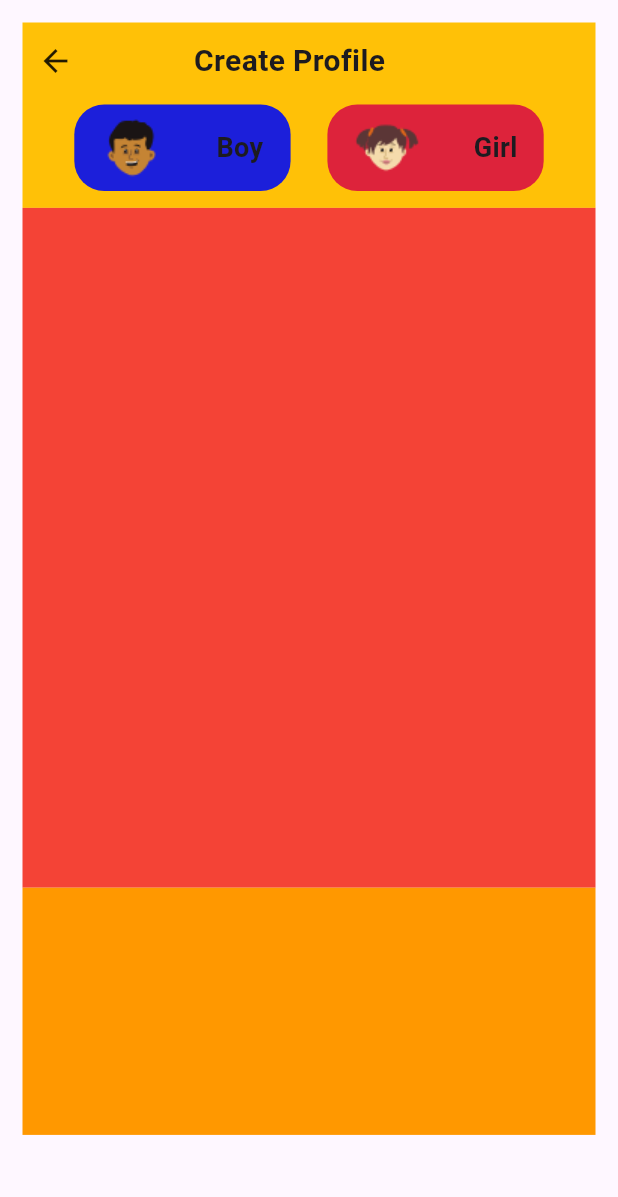
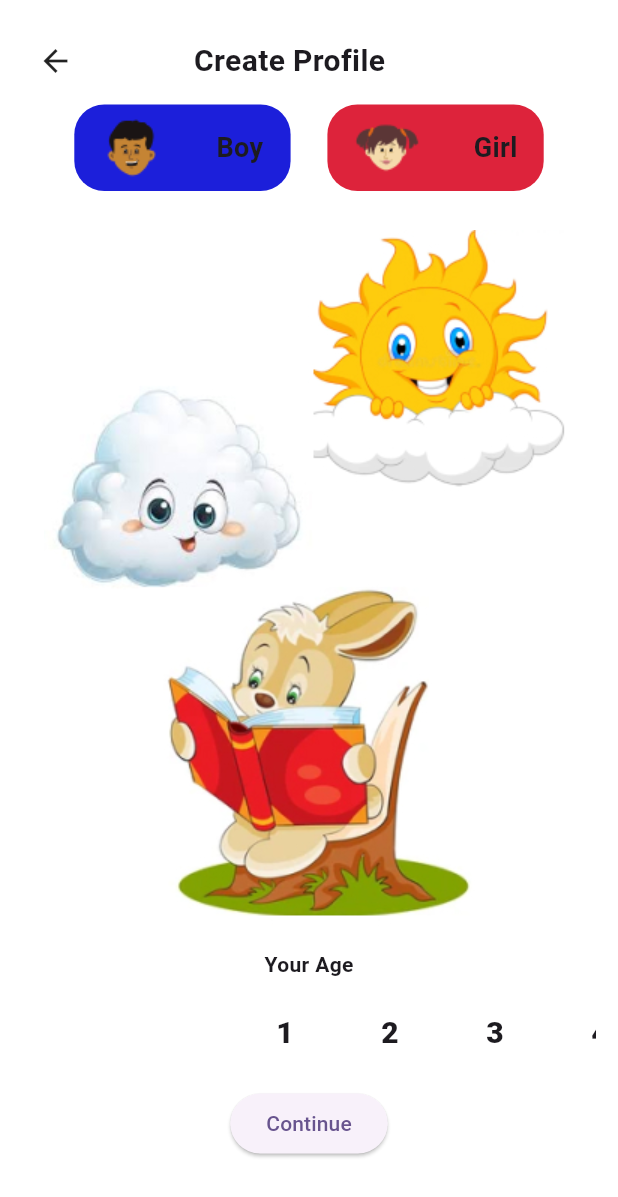
Before and after one commit to Prostorm11/brain_kid, a Flutter app: the screen it shows after launch, on a phone screen of 412 x 824 dp. Shown: the top 1197 px of the screen. Run offline on Flutter 3.47's test engine with Material 3 defaults, Android fonts, the phone set to English and light mode, and no system bars.

Commit message:
update2(ages_scroll_done)

```diff
--- a/lib/ProfileCreate/profile_screen.dart
+++ b/lib/ProfileCreate/profile_screen.dart
@@ -8,11 +8,39 @@ class ProfileScreen extends StatefulWidget {
 }
 
 class _ProfileScreenState extends State<ProfileScreen> {
+  final ScrollController _scrollController = ScrollController();
+  late int _middleIndex = -1;
+  List<String> ages = ["", "", "1", "2", "3", "4", "5", "6", "", ""];
+
+  @override
+  void initState() {
+    _scrollController.addListener(setColor);
+    super.initState();
+  }
+
+  void setColor() {
+    double scrollCenter =
+        _scrollController.offset + MediaQuery.of(context).size.width / 2;
+
+    for (int i = 0; i < ages.length; i++) {
+      double itemStart = i * 75;
+      double itemEnd = itemStart + 60;
+
+      if (scrollCenter >= itemStart && scrollCenter <= itemEnd) {
+        setState(() {
+          _middleIndex = i;
+        });
+        break;
+      }
+    }
+  }
+
   @override
   Widget build(BuildContext context) {
     double height = MediaQuery.of(context).size.height;
     double width = MediaQuery.of(context).size.width;
     return Scaffold(
+      backgroundColor: Colors.white,
       body: SafeArea(
         child: SizedBox(
           width: double.infinity,
@@ -21,11 +49,10 @@ class _ProfileScreenState extends State<ProfileScreen> {
             padding: const EdgeInsets.all(15),
             child: Column(
               children: [
-                Container(
-                  color: Colors.amber,
+                SizedBox(
                   height: height * 0.15,
                   child: Padding(
-                    padding: EdgeInsets.fromLTRB(10, 4, 10, 4),
+                    padding: const EdgeInsets.fromLTRB(10, 4, 10, 4),
                     child: Column(
                       mainAxisAlignment: MainAxisAlignment.spaceAround,
                       children: [
@@ -59,7 +86,12 @@ class _ProfileScreenState extends State<ProfileScreen> {
                                   SizedBox(
                                     child: Image.asset("assets/Images/boy.png"),
                                   ),
-                                  const Text("Boy",style: TextStyle(fontSize: 18,fontWeight: FontWeight.bold),)
+                                  const Text(
+                                    "Boy",
+                                    style: TextStyle(
+                                        fontSize: 18,
+                                        fontWeight: FontWeight.bold),
+                                  )
                                 ],
                               ),
                             ),
@@ -69,14 +101,20 @@ class _ProfileScreenState extends State<ProfileScreen> {
                               decoration: BoxDecoration(
                                   color: const Color.fromRGBO(221, 35, 59, 1),
                                   borderRadius: BorderRadius.circular(20)),
-                                  child: Row(
+                              child: Row(
                                 mainAxisAlignment:
                                     MainAxisAlignment.spaceAround,
                                 children: [
                                   SizedBox(
-                                    child: Image.asset("assets/Images/girl.png"),
+                                    child:
+                                        Image.asset("assets/Images/girl.png"),
                                   ),
-                                  const Text("Girl",style: TextStyle(fontSize: 18,fontWeight: FontWeight.bold),)
+                                  const Text(
+                                    "Girl",
+                                    style: TextStyle(
+                                        fontSize: 18,
+                                        fontWeight: FontWeight.bold),
+                                  )
                                 ],
                               ),
                             )
@@ -86,19 +124,51 @@ class _ProfileScreenState extends State<ProfileScreen> {
                     ),
                   ),
                 ),
-
-
-
-                Container(
-                  color: Colors.red,
-                  height: height * 0.55,
+                SizedBox(
+                  height: height * 0.60,
+                  child: Image.asset("assets/Images/pbackground.jpg"),
                 ),
-
-
-
-                Container(
-                  color: Colors.orange,
-                  height: height * 0.2,
+                SizedBox(
+                  height: height * 0.17,
+                  child: Column(
+                    children: [
+                      const Row(
+                        mainAxisAlignment: MainAxisAlignment.center,
+                        children: [
+                          Text(
+                            "Your Age",
+                            style: TextStyle(fontWeight: FontWeight.bold),
+                          )
+                        ],
+                      ),
+                      Expanded(
+                        // Make sure ListView has room to expand
+                        flex: 2,
+                        child: ListView.builder(
+                          scrollDirection: Axis.horizontal,
+                          controller: _scrollController,
+                          itemCount: ages.length,
+                          itemBuilder: (context, index) {
+                            return Container(
+                              margin: const EdgeInsets.all(5),
+                              width: 60,
+                              child: Center(
+                                child: Text(
+                                  ages[index],
+                                  style: TextStyle(
+                                    fontSize: _middleIndex == index ? 34 : 20,
+                                    fontWeight: FontWeight.w900,
+                                  ),
+                                ),
+                              ),
+                            );
+                          },
+                        ),
+                      ),
+                      ElevatedButton(
+                          onPressed: () {}, child: const Text("Continue"))
+                    ],
+                  ),
                 ),
               ],
             ),
```
Also changed, not shown: assets/Images/pbackground.jpg (added), assets/Images/profilebackground.png (added).
